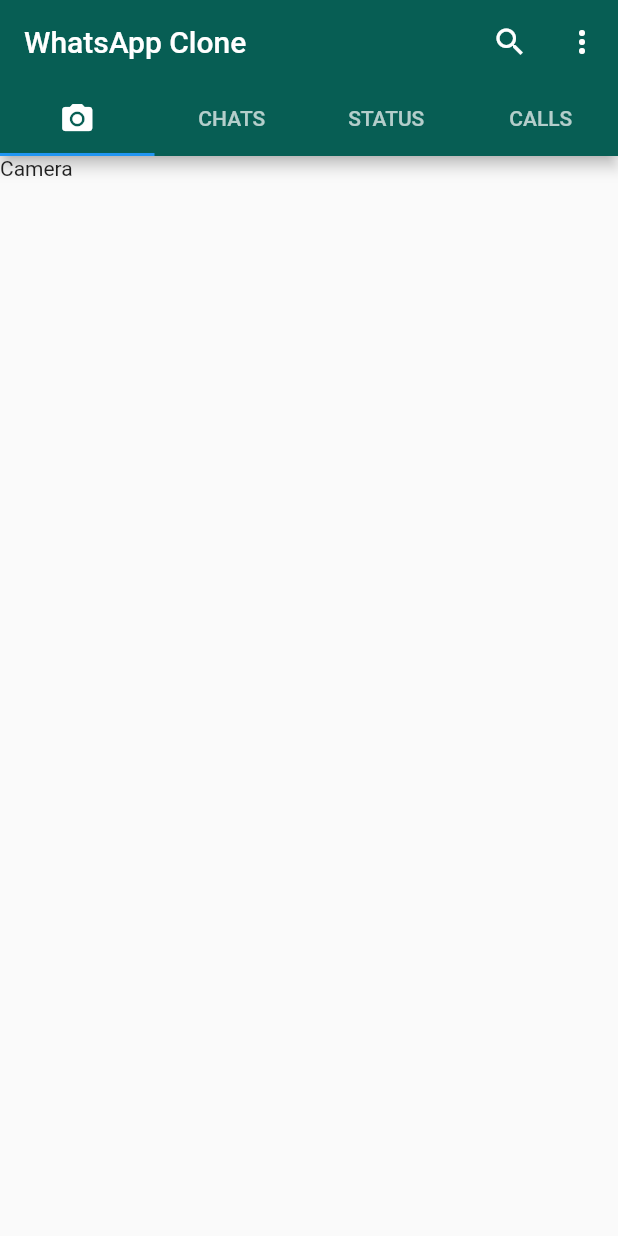
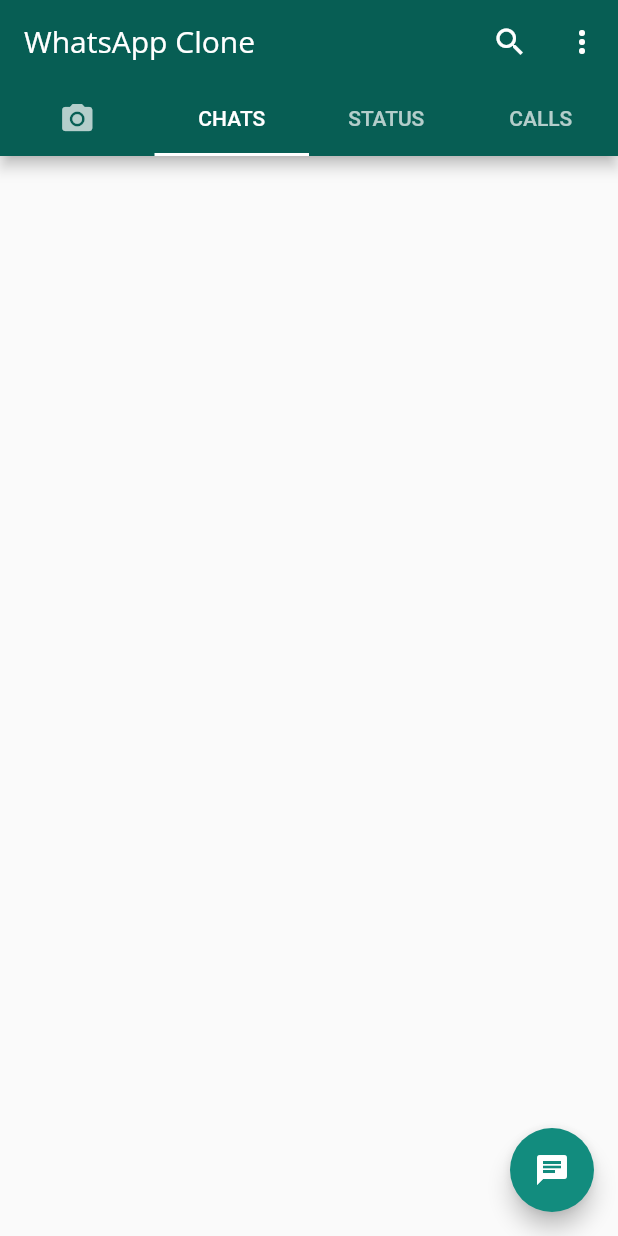
Before and after one commit to ngGenerateUsername/WhatsApp-Clone-Flutter-UI-Front, a Flutter app: the screen it shows after launch, on a phone screen of 412 x 824 dp. Run offline on Flutter 3.47's test engine with Material 2 defaults, Android fonts, the phone set to English and light mode, and no system bars.

Commit message:
add ChatPage widget && add fontFamily openSans && adding popUpMenuButton

```diff
--- a/lib/Screens/HomeScreen.dart
+++ b/lib/Screens/HomeScreen.dart
@@ -2,6 +2,7 @@
 
 // ignore: unused_import
 import 'package:flutter/material.dart';
+import 'package:front/pages/ChatPage.dart';
 
 class HomeScreen extends StatefulWidget {
   const HomeScreen({Key? key}) : super(key: key);
@@ -13,10 +14,34 @@ class HomeScreen extends StatefulWidget {
 class _HomeScreenState extends State<HomeScreen>
     with SingleTickerProviderStateMixin {
   late TabController _controller;
+
+  // ignore: prefer_final_fields
+  List<PopupMenuEntry<String>> _widgetList = [
+    PopupMenuItem(
+      child: Text('New group'),
+      value: '0',
+    ),
+    PopupMenuItem(
+      child: Text('New broadcast'),
+      value: '1',
+    ),
+    PopupMenuItem(
+      child: Text('WhatsApp Web'),
+      value: '2',
+    ),
+    PopupMenuItem(
+      child: Text('Starred messages'),
+      value: '3',
+    ),
+    PopupMenuItem(
+      child: Text('Settings'),
+      value: '4',
+    ),
+  ];
   @override
   void initState() {
     super.initState();
-    _controller = TabController(length: 4, vsync: this, initialIndex: 0);
+    _controller = TabController(length: 4, vsync: this, initialIndex: 1);
   }
 
   @override
@@ -26,9 +51,15 @@ class _HomeScreenState extends State<HomeScreen>
         title: Text("WhatsApp Clone"),
         actions: [
           IconButton(onPressed: () {}, icon: Icon(Icons.search)),
-          IconButton(onPressed: () {}, icon: Icon(Icons.more_vert)),
+          PopupMenuButton<String>(
+            onSelected: (value) {
+              print(value);
+            },
+            itemBuilder: (context) => _widgetList,
+          ),
         ],
         bottom: TabBar(
+          indicatorColor: Colors.white,
           controller: _controller,
           // ignore: prefer_const_literals_to_create_immutables
           tabs: [
@@ -47,8 +78,10 @@ class _HomeScreenState extends State<HomeScreen>
         controller: _controller,
         // ignore: prefer_const_literals_to_create_immutables
         children: [
-          Text('Camera'),
-          Text('Chat tab'),
+          Text(
+            'Camera',
+          ),
+          ChatPage(),
           Text('status tab'),
           Text('Calls tab')
         ],
--- a/lib/main.dart
+++ b/lib/main.dart
@@ -16,8 +16,12 @@ class MyApp extends StatelessWidget {
     final ThemeData theme = ThemeData();
     return MaterialApp(
       theme: theme.copyWith(
-          colorScheme: theme.colorScheme.copyWith(
-              primary: Color(0xFF075E54), background: Color(0xFF0EB3EE))),
+        textTheme: ThemeData.light().textTheme.apply(fontFamily: 'OpenSans'),
+        colorScheme: theme.colorScheme.copyWith(
+          primary: Color(0xFF075E54),
+          secondary: Color(0xFF128C7E),
+        ),
+      ),
       home: HomeScreen(),
       debugShowCheckedModeBanner: false,
     );
--- /dev/null
+++ b/lib/pages/ChatPage.dart
@@ -0,0 +1,22 @@
+// ignore_for_file: file_names
+
+import 'package:flutter/material.dart';
+
+class ChatPage extends StatefulWidget {
+  const ChatPage({Key? key}) : super(key: key);
+
+  @override
+  _ChatPageState createState() => _ChatPageState();
+}
+
+class _ChatPageState extends State<ChatPage> {
+  @override
+  Widget build(BuildContext context) {
+    return Scaffold(
+      floatingActionButton: FloatingActionButton(
+        onPressed: () => print('floatingButton'),
+        child: Icon(Icons.chat),
+      ),
+    );
+  }
+}
```
Also changed, not shown: pubspec.yaml (+7 -6 lines), assets/fonts/OpenSans-Bold.ttf (added), assets/fonts/OpenSans-BoldItalic.ttf (added), assets/fonts/OpenSans-ExtraBold.ttf (added), assets/fonts/OpenSans-ExtraBoldItalic.ttf (added), assets/fonts/OpenSans-Italic.ttf (added), assets/fonts/OpenSans-Light.ttf (added), assets/fonts/OpenSans-LightItalic.ttf (added), assets/fonts/OpenSans-Medium.ttf (added), assets/fonts/OpenSans-MediumItalic.ttf (added), assets/fonts/OpenSans-Regular.ttf (added), assets/fonts/OpenSans-SemiBold.ttf (added), assets/fonts/OpenSans-SemiBoldItalic.ttf (added).
